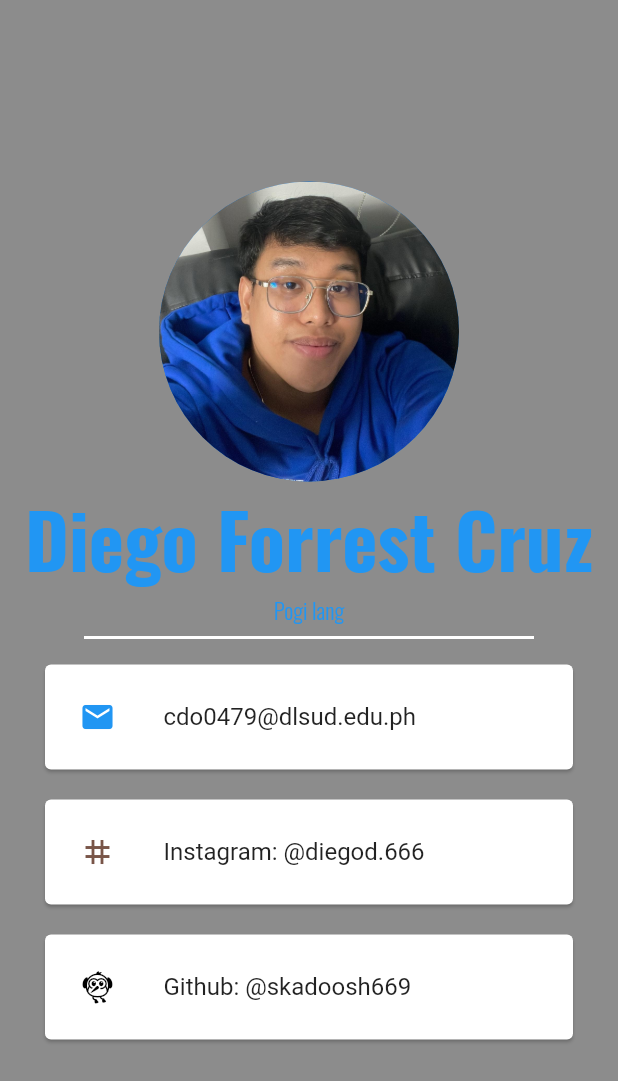
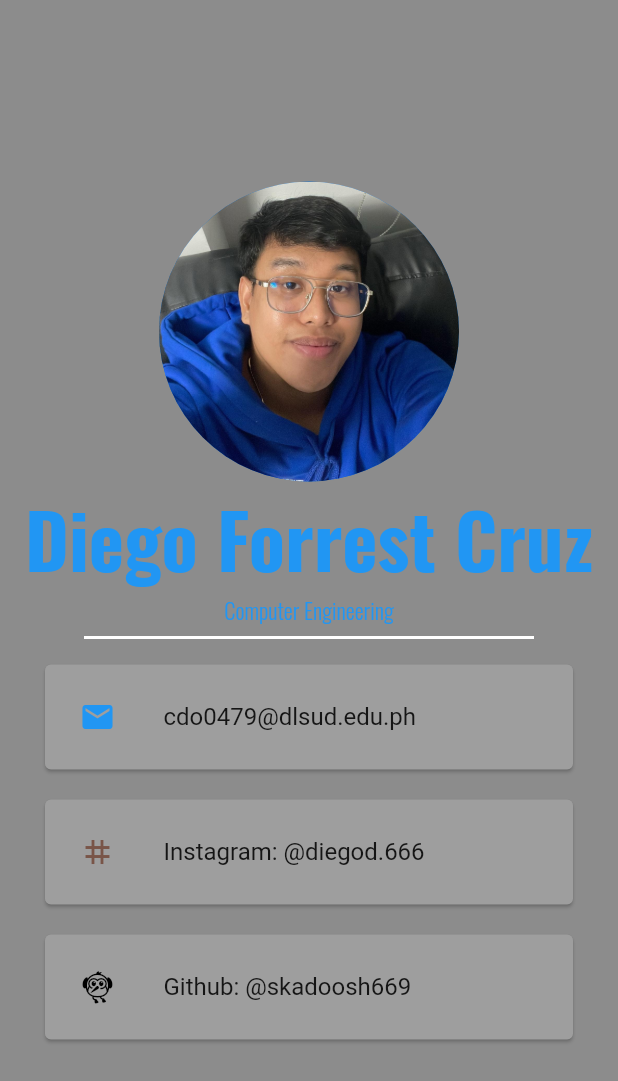
Before and after one commit to Skadoosh669/businesscard, a Flutter app: the screen it shows after launch, on a phone screen of 412 x 824 dp. Shown: the top 1081 px of the screen. Run offline on Flutter 3.47's test engine with Material 2 defaults, Android fonts, the phone set to English and light mode, and no system bars.

Commit message:
this is my 2nd commit

```diff
--- a/lib/main.dart
+++ b/lib/main.dart
@@ -29,7 +29,7 @@ class MyApp extends StatelessWidget {
                   )
               ),
               Text(
-                'Pogi lang',
+                'Computer Engineering',
                 style: TextStyle(
                   fontFamily: 'Hehe',
                   color: Colors.blue,
@@ -46,6 +46,7 @@ class MyApp extends StatelessWidget {
                 ),
               ),
               Card(
+                color: Colors.grey,
                 margin: EdgeInsets.symmetric(vertical:10.0, horizontal: 30.0),
 
                 child: Padding(
@@ -66,6 +67,7 @@ class MyApp extends StatelessWidget {
                 ),
               ),
               Card(
+                color: Colors.grey,
                 margin: EdgeInsets.symmetric(vertical:10.0, horizontal: 30.0),
                 child: Padding(
                   padding: EdgeInsets.all(7.0),
@@ -82,6 +84,7 @@ class MyApp extends StatelessWidget {
 
                 ),
               Card(
+                color: Colors.grey,
                 margin: EdgeInsets.symmetric(vertical:10.0, horizontal: 30.0),
                 child: Padding(
                   padding: EdgeInsets.all(7.0),
```
